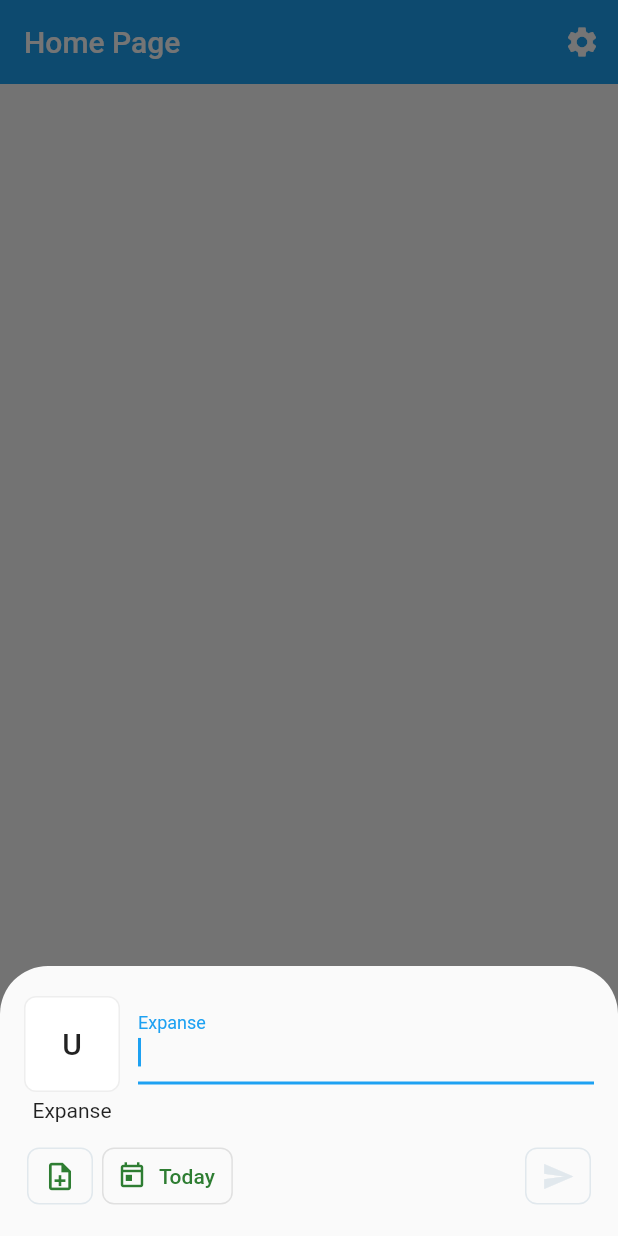
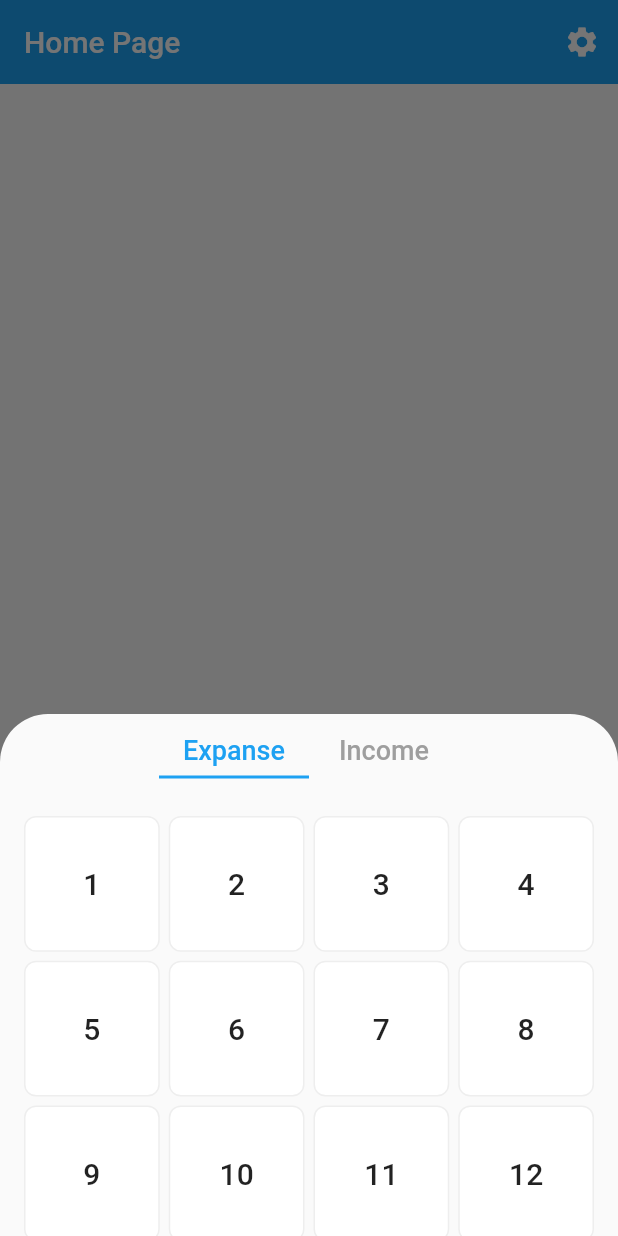
Before and after one commit to hasansujon786/walleti-flutter-app, a Flutter app: the screen it shows after launch, after a tap on the "add" icon, on a phone screen of 412 x 824 dp. Run offline on Flutter 3.47's test engine with Material 2 defaults, Android fonts, the phone set to English and light mode, and no system bars; our stand-ins replace flutter_riverpod, shared_preferences.

Commit message:
feat(ui): add Form tnx_category_pikcer animation

```diff
--- a/lib/features/transactions/presentation/providers/template_provider.dart
+++ b/lib/features/transactions/presentation/providers/template_provider.dart
@@ -1,5 +1,6 @@
 import 'package:flutter_riverpod/flutter_riverpod.dart';
-import 'package:walleti/features/transactions/domain/entities/transaction.dart';
+
+import '../../domain/entities/transaction.dart';
 
 final transactionsProvider = StateNotifierProvider<TransactionsStateNotifier, List<Transaction>>((ref) {
   final  items = <Transaction>[];
--- /dev/null
+++ b/lib/features/transactions/presentation/widgets/tnx_category_pikcer.dart
@@ -0,0 +1,55 @@
+import 'package:flutter/material.dart';
+
+import '../../domain/entities/transaction.dart';
+import 'transaction_category_list.dart';
+import 'transaction_type_switch.dart';
+
+class TnxCategoryPikcer extends StatefulWidget {
+  const TnxCategoryPikcer({
+    super.key,
+    this.onSelect,
+    required this.initialTnxType,
+  });
+
+  final void Function(String, TransactionType)? onSelect;
+  final TransactionType initialTnxType;
+
+  @override
+  State<TnxCategoryPikcer> createState() => _TnxCategoryPikcerState();
+}
+
+class _TnxCategoryPikcerState extends State<TnxCategoryPikcer> {
+  late PageController pageController = PageController(
+    initialPage: Transaction.isExpanseType(widget.initialTnxType) ? 0 : 1,
+  );
+
+  void emmitCategoryOnSelect(val) {
+    var type = TransactionType.expance;
+    if (pageController.page == 1) {
+      type = TransactionType.income;
+    }
+
+    widget.onSelect?.call(val, type);
+  }
+
+  @override
+  Widget build(BuildContext context) {
+    return Column(
+      mainAxisSize: MainAxisSize.min,
+      children: [
+        TransactionTypeSwitch(controller: pageController),
+        SizedBox(
+          height: 300,
+          child: PageView(
+            controller: pageController,
+            scrollDirection: Axis.horizontal,
+            children: [
+              TransactionCategoryList(onCategorySelect: emmitCategoryOnSelect),
+              TransactionCategoryList(onCategorySelect: emmitCategoryOnSelect),
+            ],
+          ),
+        ),
+      ],
+    );
+  }
+}
--- a/lib/features/transactions/presentation/widgets/transaction_category_list.dart
+++ b/lib/features/transactions/presentation/widgets/transaction_category_list.dart
@@ -5,14 +5,10 @@ import 'transaction_category_tile.dart';
 class TransactionCategoryList extends StatelessWidget {
   const TransactionCategoryList({
     super.key,
-    this.onSelect,
+    required this.onCategorySelect,
   });
 
-  final void Function(String)? onSelect;
-
-  void emmitOnSelect(val) {
-    onSelect?.call(val);
-  }
+  final void Function(String) onCategorySelect;
 
   @override
   Widget build(BuildContext context) {
@@ -23,18 +19,18 @@ class TransactionCategoryList extends StatelessWidget {
       crossAxisSpacing: 6,
       padding: const EdgeInsets.symmetric(vertical: 20, horizontal: 16),
       children: [
-        TransactionCategoryTile(category: '1', onSelect: emmitOnSelect),
-        TransactionCategoryTile(category: '2', onSelect: emmitOnSelect),
-        TransactionCategoryTile(category: '3', onSelect: emmitOnSelect),
-        TransactionCategoryTile(category: '4', onSelect: emmitOnSelect),
-        TransactionCategoryTile(category: '5', onSelect: emmitOnSelect),
-        TransactionCategoryTile(category: '6', onSelect: emmitOnSelect),
-        TransactionCategoryTile(category: '7', onSelect: emmitOnSelect),
-        TransactionCategoryTile(category: '8', onSelect: emmitOnSelect),
-        TransactionCategoryTile(category: '9', onSelect: emmitOnSelect),
-        TransactionCategoryTile(category: '10', onSelect: emmitOnSelect),
-        TransactionCategoryTile(category: '11', onSelect: emmitOnSelect),
-        TransactionCategoryTile(category: '12', onSelect: emmitOnSelect),
+        TransactionCategoryTile(category: '1', onSelect: onCategorySelect),
+        TransactionCategoryTile(category: '2', onSelect: onCategorySelect),
+        TransactionCategoryTile(category: '3', onSelect: onCategorySelect),
+        TransactionCategoryTile(category: '4', onSelect: onCategorySelect),
+        TransactionCategoryTile(category: '5', onSelect: onCategorySelect),
+        TransactionCategoryTile(category: '6', onSelect: onCategorySelect),
+        TransactionCategoryTile(category: '7', onSelect: onCategorySelect),
+        TransactionCategoryTile(category: '8', onSelect: onCategorySelect),
+        TransactionCategoryTile(category: '9', onSelect: onCategorySelect),
+        TransactionCategoryTile(category: '10', onSelect: onCategorySelect),
+        TransactionCategoryTile(category: '11', onSelect: onCategorySelect),
+        TransactionCategoryTile(category: '12', onSelect: onCategorySelect),
       ],
     );
   }
--- a/lib/features/transactions/presentation/widgets/transaction_category_tile.dart
+++ b/lib/features/transactions/presentation/widgets/transaction_category_tile.dart
@@ -10,14 +10,14 @@ class TransactionCategoryTile extends StatelessWidget {
   final String category;
   final void Function(String)? onSelect;
 
-  void emmitOnSelect() {
+  void emmitTxnCategoryOnSelect() {
     onSelect?.call(category);
   }
 
   @override
   Widget build(BuildContext context) {
     return InkWell(
-      onTap: emmitOnSelect,
+      onTap: emmitTxnCategoryOnSelect,
       borderRadius: BorderRadius.circular(8.0),
       child: Ink(
         height: 64,
--- a/lib/features/transactions/presentation/widgets/transaction_form.dart
+++ b/lib/features/transactions/presentation/widgets/transaction_form.dart
@@ -4,7 +4,7 @@ import 'package:flutter_riverpod/flutter_riverpod.dart';
 import '../../../../shared/theme/app_colors.dart';
 import '../../domain/entities/transaction.dart';
 import '../providers/template_provider.dart';
-import 'transaction_category_list.dart';
+import 'tnx_category_pikcer.dart';
 import 'transaction_category_tile.dart';
 import 'transaction_form_toolbar.dart';
 
@@ -32,8 +32,7 @@ class TransactionForm extends StatefulWidget {
 class _TransactionFormState extends State<TransactionForm> {
   var _isSaveBtnDisablled = true;
   var _isNoteInputVisibled = false;
-  var _isCategoryListVisibled = false;
-  final _keyboardPadding = 0;
+  var _isCategoryListVisibled = true;
 
   // transaction input value
   late TextEditingController _amountController;
@@ -79,9 +78,10 @@ class _TransactionFormState extends State<TransactionForm> {
     Navigator.pop(context);
   }
 
-  void _handleOnCategorySelect(value) {
+  void _handleOnCategorySelect(String value, TransactionType type) {
     setState(() {
       _choosenCategory = value;
+      _choosenTransactinType = type;
       _isCategoryListVisibled = false;
     });
   }
@@ -89,7 +89,10 @@ class _TransactionFormState extends State<TransactionForm> {
   @override
   Widget build(BuildContext context) {
     if (_isCategoryListVisibled) {
-      return TransactionCategoryList(onSelect: _handleOnCategorySelect);
+      return TnxCategoryPikcer(
+        onSelect: _handleOnCategorySelect,
+        initialTnxType: _choosenTransactinType,
+      );
     }
 
     return SingleChildScrollView(
@@ -110,7 +113,7 @@ class _TransactionFormState extends State<TransactionForm> {
                       },
                     ),
                     const SizedBox(height: 4),
-                    const Text('Expanse')
+                    Text(Transaction.isExpanseType(_choosenTransactinType) ? 'Expanse' : 'Income')
                   ],
                 ),
                 const SizedBox(width: 12),
--- a/lib/features/transactions/presentation/widgets/transaction_type_switch.dart
+++ b/lib/features/transactions/presentation/widgets/transaction_type_switch.dart
@@ -1,61 +1,76 @@
 import 'package:flutter/material.dart';
-import 'package:walleti/features/transactions/domain/entities/transaction.dart';
 
-class TransactionTypeSwitch extends StatelessWidget {
-  const TransactionTypeSwitch({
-    super.key,
-    this.selectedType = TransactionType.expance,
-    this.onValueChange,
-  });
+import '../../../../shared/theme/app_colors.dart';
 
-  final TransactionType selectedType;
-  final void Function(TransactionType)? onValueChange;
+const _wrapperWidth = 200.0;
+const _swWidth = _wrapperWidth / 2;
 
-  void emmitIncome() {
-    onValueChange?.call(TransactionType.income);
+class TransactionTypeSwitch extends StatefulWidget {
+  const TransactionTypeSwitch({super.key, required this.controller});
+
+  final PageController controller;
+
+  @override
+  State<TransactionTypeSwitch> createState() => _TransactionTypeSwitchState();
 }
 
-  void emmitExpanse() {
-    onValueChange?.call(TransactionType.expance);
+class _TransactionTypeSwitchState extends State<TransactionTypeSwitch> {
+  late double curPage = widget.controller.initialPage.toDouble();
+
+  void changePage() {
+    if (curPage == 1) {
+      widget.controller.previousPage(duration: const Duration(milliseconds: 350), curve: Curves.easeOut);
+    } else {
+      widget.controller.nextPage(duration: const Duration(milliseconds: 350), curve: Curves.easeOut);
+    }
+  }
+
+  @override
+  void initState() {
+    super.initState();
+    widget.controller.addListener(() {
+      curPage = widget.controller.page ?? 1;
+      setState(() {});
+    });
   }
 
   @override
   Widget build(BuildContext context) {
-    final isExpanseType = Transaction.isExpanseType(selectedType);
-    final primaryColor = Theme.of(context).primaryColor;
-    final disableColor = Colors.grey.shade500;
-    return Stack(
+    return SizedBox(
+      width: _wrapperWidth,
+      child: Stack(
         clipBehavior: Clip.none,
         children: [
           Positioned(
-          right: selectedType == TransactionType.expance ? null : 0,
+            left: curPage * _swWidth,
             bottom: 5,
-          child: Container(
-            width: 48,
-            height: 2,
-            color: primaryColor,
-          ),
+            child: Container(width: _swWidth, height: 2, color: Theme.of(context).primaryColor),
           ),
           Row(
             children: [
-            TextButton(
-              onPressed: !isExpanseType ? emmitExpanse : null,
-              child: Text(
-                'Expanse',
-                style: TextStyle(color: isExpanseType ? primaryColor : disableColor),
-              ),
-            ),
-            const SizedBox(width: 4),
-            TextButton(
-              onPressed: isExpanseType ? emmitIncome : null,
-              child: Text(
-                'Income',
-                style: TextStyle(color: !isExpanseType ? primaryColor : disableColor),
-              ),
+              buildSwitch('Expanse', curPage < 1),
+              buildSwitch('Income', curPage > 0),
+            ],
           ),
         ],
       ),
-      ],
+    );
+  }
+
+  TextButton buildSwitch(String text, bool isActiveSW) {
+    const disableColor = AppColors.grey;
+    final primaryColor = Theme.of(context).primaryColor;
+
+    return TextButton(
+      onPressed: isActiveSW ? null : changePage,
+      style: const ButtonStyle(minimumSize: MaterialStatePropertyAll(Size(_swWidth, 48))),
+      child: Text(
+        text,
+        style: TextStyle(
+          color: isActiveSW ? primaryColor : disableColor,
+          fontSize: 18,
+        ),
+      ),
     );
   }
 }
--- a/lib/shared/theme/app_colors.dart
+++ b/lib/shared/theme/app_colors.dart
@@ -14,8 +14,10 @@ class AppColors {
 
   static const Color white = Color(0xffffffff);
 
+  static const Color grey = Colors.grey;
   static const Color lightGrey = Color(0xffAAB8C2);
   static const Color extraLightGrey = Color(0xffE1E8ED);
 
-  // static const Color muted = Color(0xFFE0E0E0);
+  static const Color income = Color(0xFF43A047);
+  static const Color expanse = Color(0xFFE53935);
 }
```
Also changed, not shown: lib/features/transactions/presentation/widgets/transaction_list_item.dart (+11 -1 lines). Lines whose indentation alone changed are shown as unchanged.
